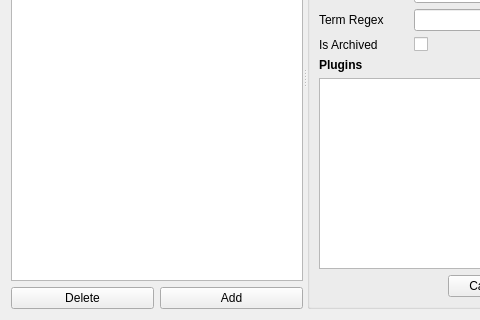
This is qtdesigner/languages.ui in t123/ReadingTool.Python as Qt 5 draws it before an edit; both pictures show x 0 to 480 and y 167 to 487 of the 637 by 487 pixel window. The edited form follows.
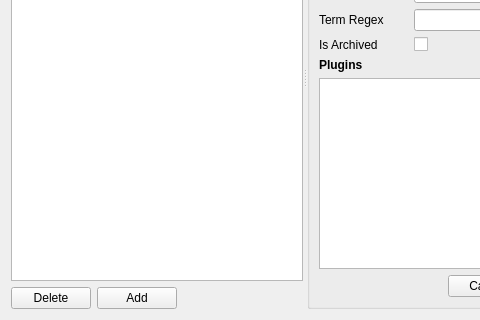
This is the edited form.

Patch:
```diff
--- a/qtdesigner/languages.ui
+++ b/qtdesigner/languages.ui
@@ -13,39 +13,50 @@
   <property name="windowTitle">
    <string>Form</string>
   </property>
-  <layout class="QHBoxLayout" name="horizontalLayout_2">
+  <layout class="QVBoxLayout" name="verticalLayout_3">
    <item>
     <widget class="QSplitter" name="splitter">
-     <property name="minimumSize">
-      <size>
-       <width>250</width>
-       <height>0</height>
-      </size>
-     </property>
      <property name="orientation">
       <enum>Qt::Horizontal</enum>
      </property>
      <property name="childrenCollapsible">
       <bool>false</bool>
      </property>
-     <widget class="QWidget" name="layoutWidget">
-      <layout class="QGridLayout" name="gridLayout">
-       <item row="1" column="0">
+     <widget class="QWidget" name="">
+      <layout class="QVBoxLayout" name="verticalLayout_2">
+       <item>
+        <widget class="QListWidget" name="lvLanguages"/>
+       </item>
+       <item>
+        <layout class="QHBoxLayout" name="horizontalLayout_2">
+         <item>
         <widget class="QPushButton" name="pbDelete">
          <property name="text">
           <string>Delete</string>
          </property>
         </widget>
        </item>
-       <item row="1" column="1">
+         <item>
         <widget class="QPushButton" name="pbAdd">
          <property name="text">
           <string>Add</string>
          </property>
         </widget>
        </item>
-       <item row="0" column="0" colspan="2">
-        <widget class="QListWidget" name="lvLanguages"/>
+         <item>
+          <spacer name="horizontalSpacer_2">
+           <property name="orientation">
+            <enum>Qt::Horizontal</enum>
+           </property>
+           <property name="sizeHint" stdset="0">
+            <size>
+             <width>40</width>
+             <height>20</height>
+            </size>
+           </property>
+          </spacer>
+         </item>
+        </layout>
        </item>
       </layout>
      </widget>
```
Lines whose indentation alone changed are shown as unchanged.
